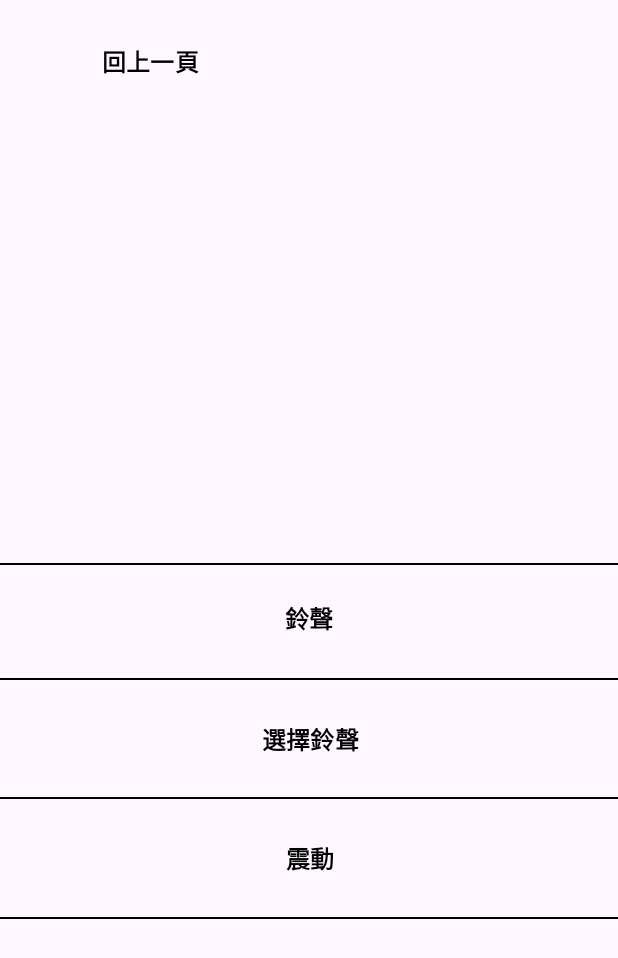
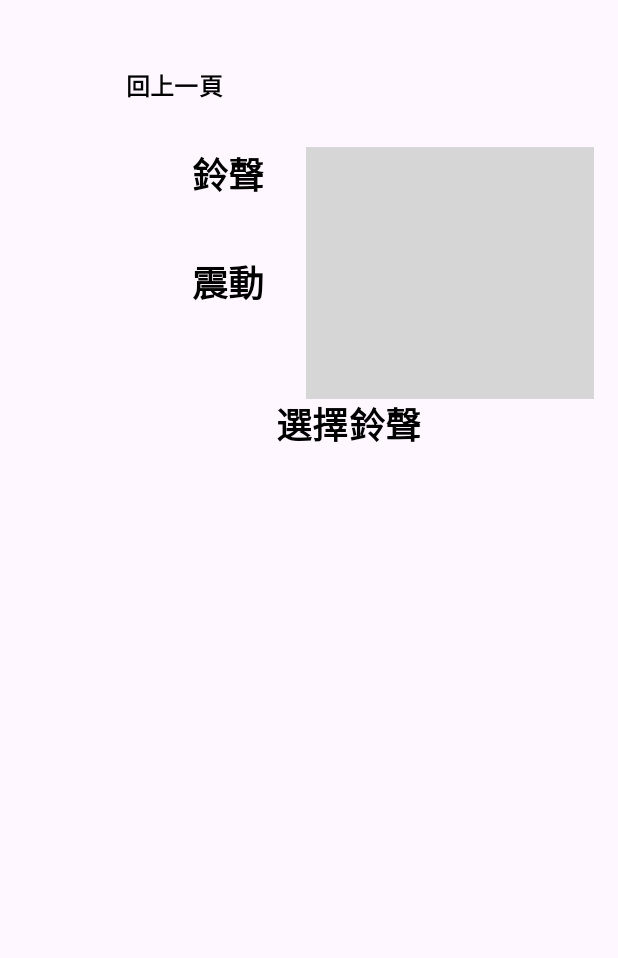
Before and after one commit to TandyLiao/Map_clock_API34, an Android app: the SettingRemind screen opened directly, with no data from a screen before it, on a phone screen of 412 x 824 dp. Shown: the top 958 px of the screen. Run offline under Robolectric (Android 15) with nearby library versions, the phone set to English and light mode, and no system bars.

Commit message:
新增幾個

```diff
--- a/app/src/main/AndroidManifest.xml
+++ b/app/src/main/AndroidManifest.xml
@@ -5,6 +5,12 @@
     <uses-permission android:name="android.permission.ACCESS_COARSE_LOCATION" />
     <uses-permission android:name="android.permission.ACCESS_FINE_LOCATION" />
     <uses-permission android:name="android.permission.INTERNET" />
+    <uses-permission android:name="android.permission.VIBRATE" />
+    <uses-permission android:name="android.permission.MODIFY_AUDIO_SETTINGS" />
+    <uses-permission android:name="android.permission.MOUNT_UNMOUNT_FILESYSTEMS"/>
+    <uses-permission android:name="android.permission.WRITE_EXTERNAL_STORAGE"/>
+    <uses-permission android:name="android.permission.READ_EXTERNAL_STORAGE"/>
+    <uses-permission android:name="android.permission.WRITE_SETTINGS" />
 
     <application
         android:allowBackup="true"
--- a/app/src/main/res/layout/setting_remind.xml
+++ b/app/src/main/res/layout/setting_remind.xml
@@ -1,97 +1,78 @@
 <?xml version="1.0" encoding="utf-8"?>
 <androidx.constraintlayout.widget.ConstraintLayout xmlns:android="http://schemas.android.com/apk/res/android"
     xmlns:app="http://schemas.android.com/apk/res-auto"
+    xmlns:tools="http://schemas.android.com/tools"
     android:layout_width="match_parent"
     android:layout_height="match_parent">
-    <Button
-        android:id="@+id/ring_setting"
-        android:layout_width="200dp"
-        android:layout_height="82dp"
-        android:elevation="20dp"
-        android:gravity="center"
+
+
+    <Switch
+        android:id="@+id/switch_Ring"
+        android:layout_width="wrap_content"
+        android:layout_height="wrap_content"
+        android:layout_marginStart="204dp"
+        android:thumb="@drawable/switch_thumb"
+        android:track="@drawable/switch_track"
+        app:layout_constraintStart_toStartOf="parent"
+        app:layout_constraintTop_toBottomOf="@id/back" />
+
+    <TextView
+        android:id="@+id/text_RING"
+        android:layout_width="wrap_content"
+        android:layout_height="wrap_content"
+
+        android:layout_marginRight="28dp"
         android:text="鈴聲"
-        android:background="@drawable/oval_button_background"
         android:textColor="@color/black"
-        android:textSize="16sp"
+        android:textSize="24dp"
         android:textStyle="bold"
-        app:layout_constraintBottom_toBottomOf="parent"
-        app:layout_constraintEnd_toEndOf="parent"
-        app:layout_constraintStart_toStartOf="parent"
-        app:layout_constraintTop_toTopOf="parent"
-        />
-    <View
-        android:id="@+id/line1"
-        android:layout_width="match_parent"
-        android:layout_height="1dp"
-        android:layout_marginTop="4dp"
-        android:background="@color/black"
-        app:layout_constraintEnd_toEndOf="parent"
-        app:layout_constraintStart_toStartOf="parent"
-        app:layout_constraintBottom_toBottomOf="@id/ring_setting"/>
-    <View
-        android:id="@+id/line2"
-        android:layout_width="match_parent"
-        android:layout_height="1dp"
-        android:layout_marginTop="4dp"
-        android:background="@color/black"
-        app:layout_constraintTop_toTopOf="@id/ring_setting"
-        app:layout_constraintStart_toStartOf="parent"
-        app:layout_constraintEnd_toEndOf="parent" />
+        app:layout_constraintRight_toLeftOf="@+id/switch_Ring"
+        app:layout_constraintTop_toTopOf="@+id/switch_Ring" />
 
     <Button
         android:id="@+id/choose_setting"
         android:layout_width="200dp"
         android:layout_height="82dp"
+        android:layout_marginStart="4dp"
+        android:layout_marginTop="36dp"
         android:background="@drawable/oval_button_background"
         android:elevation="20dp"
         android:gravity="center"
         android:text="選擇鈴聲"
         android:textColor="@color/black"
-        android:textSize="16sp"
+        android:textSize="24dp"
         android:textStyle="bold"
-        app:layout_constraintBottom_toBottomOf="parent"
-        app:layout_constraintEnd_toEndOf="parent"
-        app:layout_constraintHorizontal_bias="0.502"
-        app:layout_constraintStart_toStartOf="parent"
-        app:layout_constraintTop_toTopOf="@id/line1"
-        app:layout_constraintVertical_bias="0.0"
-  />
+        app:layout_constraintLeft_toLeftOf="@id/text_VIBRATE"
+        app:layout_constraintTop_toBottomOf="@id/text_VIBRATE" />
 
-    <View
-        android:id="@+id/line3"
-        android:layout_width="match_parent"
-        android:layout_height="1dp"
-        android:layout_marginTop="160dp"
-        android:background="@color/black"
-        app:layout_constraintStart_toStartOf="parent"
-        app:layout_constraintTop_toTopOf="@id/ring_setting" />
-    <Button
-        android:id="@+id/vibrate_setting"
-        android:layout_width="200dp"
-        android:layout_height="82dp"
-        android:background="@drawable/oval_button_background"
-        android:elevation="20dp"
-        android:gravity="center"
+    <!-- Text_VIBRATE -->
+
+    <!-- Button_回上一頁 -->
+
+    <Switch
+        android:id="@+id/switch_VIBRATE"
+        android:layout_width="wrap_content"
+        android:layout_height="wrap_content"
+        android:thumb="@drawable/switch_thumb"
+        android:track="@drawable/switch_track"
+        android:layout_marginTop="36dp"
+        app:layout_constraintLeft_toLeftOf="@+id/switch_Ring"
+
+        app:layout_constraintTop_toBottomOf="@+id/text_RING"
+        />
+
+    <TextView
+        android:id="@+id/text_VIBRATE"
+        android:layout_width="wrap_content"
+        android:layout_height="wrap_content"
+        android:layout_marginTop="36dp"
         android:text="震動"
         android:textColor="@color/black"
-        android:textSize="16sp"
+        android:textSize="24dp"
         android:textStyle="bold"
-        app:layout_constraintBottom_toBottomOf="parent"
-        app:layout_constraintEnd_toEndOf="parent"
-        app:layout_constraintHorizontal_bias="0.502"
-        app:layout_constraintStart_toStartOf="parent"
-        app:layout_constraintTop_toTopOf="@id/line3"
-        app:layout_constraintVertical_bias="0.0"
-      />
+        app:layout_constraintLeft_toLeftOf="@+id/text_RING"
 
-    <View
-        android:id="@+id/line4"
-        android:layout_width="match_parent"
-        android:layout_height="1dp"
-        android:layout_marginTop="80dp"
-        android:background="@color/black"
-        app:layout_constraintStart_toStartOf="parent"
-        app:layout_constraintTop_toTopOf="@id/vibrate_setting" />
+        app:layout_constraintTop_toBottomOf="@+id/text_RING" />
 
     <Button
         android:id="@+id/back"
@@ -104,12 +85,9 @@
         android:textColor="@color/black"
         android:textSize="16sp"
         android:textStyle="bold"
-        app:layout_constraintBottom_toBottomOf="parent"
-        app:layout_constraintEnd_toEndOf="parent"
-        app:layout_constraintHorizontal_bias="0.0"
         app:layout_constraintStart_toStartOf="parent"
         app:layout_constraintTop_toTopOf="parent"
-        app:layout_constraintVertical_bias="0.0" />
-
+        android:layout_marginStart="16dp"
+        android:layout_marginTop="16dp" />
 
 </androidx.constraintlayout.widget.ConstraintLayout>
```
Also changed, not shown: app/src/main/java/com/example/map_clock_api34/SettingRemind.java (+171 -13 lines).
